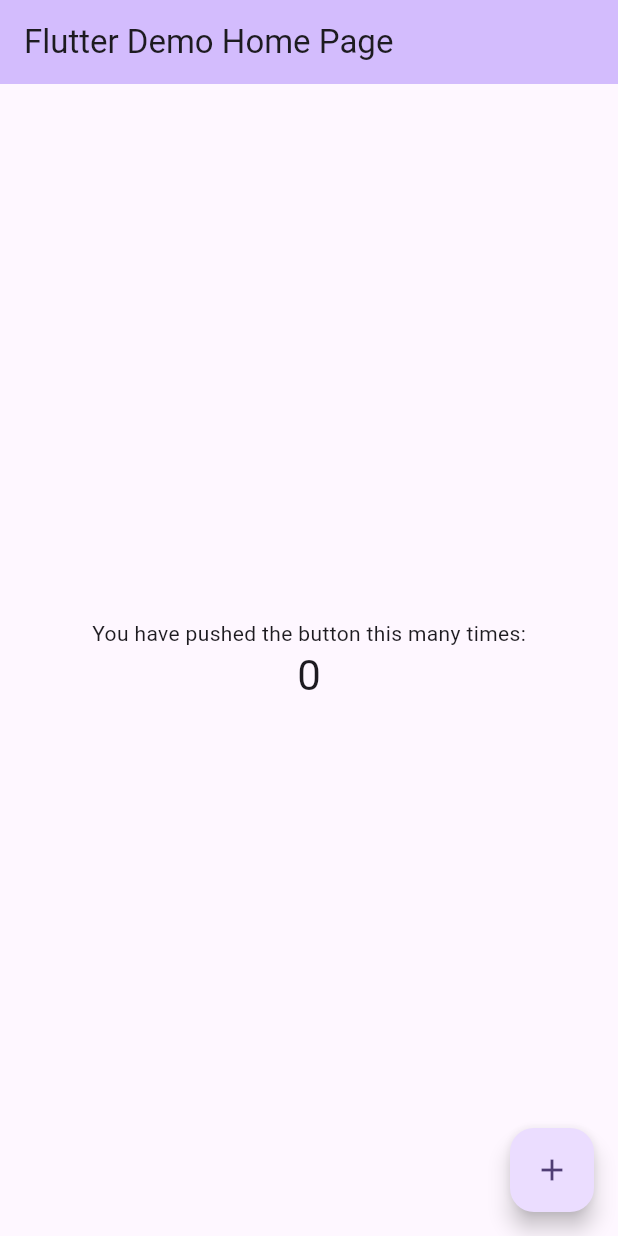
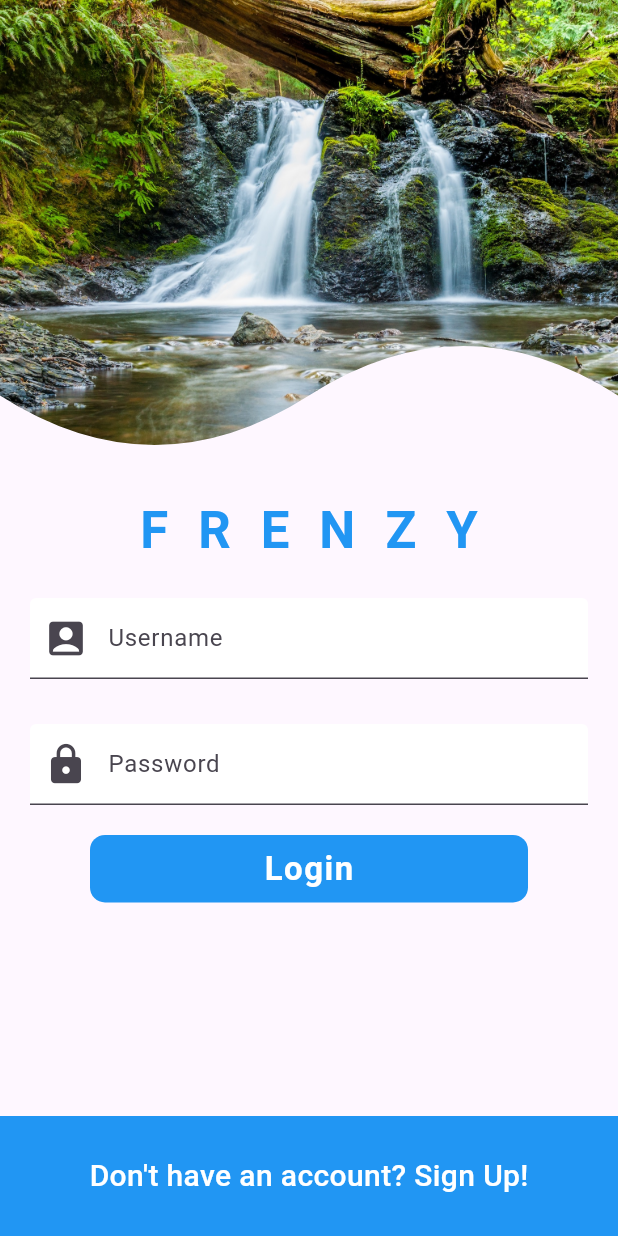
Before and after one commit to SujalLama/flutter-social-app, a Flutter app: the screen it shows after launch, on a phone screen of 412 x 824 dp. Run offline on Flutter 3.47's test engine with Material 2 defaults, Android fonts, the phone set to English and light mode, and no system bars.

Commit message:
login screen complete

```diff
--- a/lib/main.dart
+++ b/lib/main.dart
@@ -1,4 +1,6 @@
 import 'package:flutter/material.dart';
+import 'package:social_app/screens/home_screen.dart';
+import 'package:social_app/screens/login_screen.dart';
 
 void main() {
   runApp(const MyApp());
@@ -11,115 +13,13 @@ class MyApp extends StatelessWidget {
   @override
   Widget build(BuildContext context) {
     return MaterialApp(
-      title: 'Flutter Demo',
+      title: 'Social Media app',
+      debugShowCheckedModeBanner: false,
       theme: ThemeData(
-        // This is the theme of your application.
-        //
-        // TRY THIS: Try running your application with "flutter run". You'll see
-        // the application has a blue toolbar. Then, without quitting the app,
-        // try changing the seedColor in the colorScheme below to Colors.green
-        // and then invoke "hot reload" (save your changes or press the "hot
-        // reload" button in a Flutter-supported IDE, or press "r" if you used
-        // the command line to start the app).
-        //
-        // Notice that the counter didn't reset back to zero; the application
-        // state is not lost during the reload. To reset the state, use hot
-        // restart instead.
-        //
-        // This works for code too, not just values: Most code changes can be
-        // tested with just a hot reload.
-        colorScheme: ColorScheme.fromSeed(seedColor: Colors.deepPurple),
+        primaryColor: Colors.blue,
         useMaterial3: true,
       ),
-      home: const MyHomePage(title: 'Flutter Demo Home Page'),
+      home: LoginScreen(),
     );
   }
 }
-
-class MyHomePage extends StatefulWidget {
-  const MyHomePage({super.key, required this.title});
-
-  // This widget is the home page of your application. It is stateful, meaning
-  // that it has a State object (defined below) that contains fields that affect
-  // how it looks.
-
-  // This class is the configuration for the state. It holds the values (in this
-  // case the title) provided by the parent (in this case the App widget) and
-  // used by the build method of the State. Fields in a Widget subclass are
-  // always marked "final".
-
-  final String title;
-
-  @override
-  State<MyHomePage> createState() => _MyHomePageState();
-}
-
-class _MyHomePageState extends State<MyHomePage> {
-  int _counter = 0;
-
-  void _incrementCounter() {
-    setState(() {
-      // This call to setState tells the Flutter framework that something has
-      // changed in this State, which causes it to rerun the build method below
-      // so that the display can reflect the updated values. If we changed
-      // _counter without calling setState(), then the build method would not be
-      // called again, and so nothing would appear to happen.
-      _counter++;
-    });
-  }
-
-  @override
-  Widget build(BuildContext context) {
-    // This method is rerun every time setState is called, for instance as done
-    // by the _incrementCounter method above.
-    //
-    // The Flutter framework has been optimized to make rerunning build methods
-    // fast, so that you can just rebuild anything that needs updating rather
-    // than having to individually change instances of widgets.
-    return Scaffold(
-      appBar: AppBar(
-        // TRY THIS: Try changing the color here to a specific color (to
-        // Colors.amber, perhaps?) and trigger a hot reload to see the AppBar
-        // change color while the other colors stay the same.
-        backgroundColor: Theme.of(context).colorScheme.inversePrimary,
-        // Here we take the value from the MyHomePage object that was created by
-        // the App.build method, and use it to set our appbar title.
-        title: Text(widget.title),
-      ),
-      body: Center(
-        // Center is a layout widget. It takes a single child and positions it
-        // in the middle of the parent.
-        child: Column(
-          // Column is also a layout widget. It takes a list of children and
-          // arranges them vertically. By default, it sizes itself to fit its
-          // children horizontally, and tries to be as tall as its parent.
-          //
-          // Column has various properties to control how it sizes itself and
-          // how it positions its children. Here we use mainAxisAlignment to
-          // center the children vertically; the main axis here is the vertical
-          // axis because Columns are vertical (the cross axis would be
-          // horizontal).
-          //
-          // TRY THIS: Invoke "debug painting" (choose the "Toggle Debug Paint"
-          // action in the IDE, or press "p" in the console), to see the
-          // wireframe for each widget.
-          mainAxisAlignment: MainAxisAlignment.center,
-          children: <Widget>[
-            const Text(
-              'You have pushed the button this many times:',
-            ),
-            Text(
-              '$_counter',
-              style: Theme.of(context).textTheme.headlineMedium,
-            ),
-          ],
-        ),
-      ),
-      floatingActionButton: FloatingActionButton(
-        onPressed: _incrementCounter,
-        tooltip: 'Increment',
-        child: const Icon(Icons.add),
-      ), // This trailing comma makes auto-formatting nicer for build methods.
-    );
-  }
-}
--- /dev/null
+++ b/lib/screens/home_screen.dart
@@ -0,0 +1,23 @@
+import 'package:flutter/material.dart';
+
+class HomeScreen extends StatefulWidget {
+  const HomeScreen({super.key});
+
+  @override
+  State<HomeScreen> createState() => _HomeScreenState();
+}
+
+class _HomeScreenState extends State<HomeScreen> {
+  @override
+  Widget build(BuildContext context) {
+    return Scaffold(
+      appBar: AppBar(
+        centerTitle: true,
+        title: Icon(
+          Icons.abc_sharp,
+          size: 40,
+        ),
+      ),
+    );
+  }
+}
--- /dev/null
+++ b/lib/screens/login_screen.dart
@@ -0,0 +1,141 @@
+import 'package:flutter/material.dart';
+import 'package:social_app/screens/home_screen.dart';
+import 'package:social_app/widgets/curve_clipper.dart';
+
+class LoginScreen extends StatefulWidget {
+  const LoginScreen({super.key});
+
+  @override
+  State<LoginScreen> createState() => _LoginScreenState();
+}
+
+class _LoginScreenState extends State<LoginScreen> {
+  @override
+  Widget build(BuildContext context) {
+    return Scaffold(
+      body: SingleChildScrollView(
+        child: Container(
+            height: MediaQuery.of(context).size.height,
+            child: Column(
+              children: [
+                ClipPath(
+                  clipper: CurveClipper(),
+                  child: Image(
+                    image: AssetImage('assets/images/login_background.jpg'),
+                    height: MediaQuery.of(context).size.height / 2.5,
+                    width: double.infinity,
+                    fit: BoxFit.cover,
+                  ),
+                ),
+                Text(
+                  'FRENZY',
+                  style: TextStyle(
+                    color: Theme.of(context).primaryColor,
+                    fontSize: 34.0,
+                    fontWeight: FontWeight.bold,
+                    letterSpacing: 20.0,
+                  ),
+                ),
+                SizedBox(
+                  height: 10.0,
+                ),
+                Padding(
+                  padding: const EdgeInsets.symmetric(
+                    horizontal: 20.0,
+                    vertical: 10.0,
+                  ),
+                  child: TextField(
+                    decoration: InputDecoration(
+                        contentPadding: EdgeInsets.symmetric(
+                          vertical: 15.0,
+                        ),
+                        fillColor: Colors.white,
+                        filled: true,
+                        prefixIcon: Icon(
+                          Icons.account_box,
+                          size: 30.0,
+                        ),
+                        hintText: 'Username'),
+                  ),
+                ),
+                SizedBox(
+                  height: 10.0,
+                ),
+                Padding(
+                  padding: const EdgeInsets.symmetric(
+                    horizontal: 20.0,
+                    vertical: 10.0,
+                  ),
+                  child: TextField(
+                    decoration: InputDecoration(
+                      contentPadding: EdgeInsets.symmetric(
+                        vertical: 15.0,
+                      ),
+                      fillColor: Colors.white,
+                      filled: true,
+                      prefixIcon: Icon(
+                        Icons.lock,
+                        size: 30.0,
+                      ),
+                      hintText: 'Password',
+                    ),
+                    obscureText: true,
+                  ),
+                ),
+                SizedBox(
+                  height: 10.0,
+                ),
+                GestureDetector(
+                  onTap: () => Navigator.pushReplacement(
+                      context,
+                      MaterialPageRoute(
+                        builder: (_) => HomeScreen(),
+                      )),
+                  child: Container(
+                    alignment: Alignment.center,
+                    margin: EdgeInsets.symmetric(
+                      horizontal: 60.0,
+                    ),
+                    height: 45.0,
+                    decoration: BoxDecoration(
+                      borderRadius: BorderRadius.circular(10.0),
+                      color: Theme.of(context).primaryColor,
+                    ),
+                    child: Text(
+                      'Login',
+                      style: TextStyle(
+                        color: Colors.white,
+                        fontSize: 22.0,
+                        fontWeight: FontWeight.w600,
+                        letterSpacing: 1.0,
+                      ),
+                    ),
+                  ),
+                ),
+                Expanded(
+                  child: Align(
+                    alignment: FractionalOffset.bottomCenter,
+                    child: GestureDetector(
+                      onTap: () {},
+                      child: Container(
+                        height: 80.0,
+                        alignment: Alignment.center,
+                        color: Theme.of(context).primaryColor,
+                        child: Text(
+                          'Don\'t have an account? Sign Up!',
+                          style: TextStyle(
+                            color: Colors.white,
+                            fontSize: 20.0,
+                            fontWeight: FontWeight.w500,
+                          ),
+                        ),
+                      ),
+                    ),
+                  ),
+                )
+              ],
+            )),
+      ),
+    );
+  }
+}
--- /dev/null
+++ b/lib/widgets/curve_clipper.dart
@@ -0,0 +1,37 @@
+import 'package:flutter/material.dart';
+
+class CurveClipper extends CustomClipper<Path> {
+  @override
+  Path getClip(Size size) {
+    Path path = Path();
+    path.lineTo(0, 4 * size.height / 5);
+    Offset curvePoint1 = Offset(size.width / 4, size.height);
+    Offset centerPoint = Offset(size.width / 2, 4 * size.height / 5);
+
+    path.quadraticBezierTo(
+      curvePoint1.dx,
+      curvePoint1.dy,
+      centerPoint.dx,
+      centerPoint.dy,
+    );
+
+    Offset curvePoint2 = Offset(3 * size.width / 4, 3 * size.height / 5);
+    Offset endPoint = Offset(size.width, 4 * size.height / 5);
+
+    path.quadraticBezierTo(
+      curvePoint2.dx,
+      curvePoint2.dy,
+      endPoint.dx,
+      endPoint.dy,
+    );
+
+    path.lineTo(size.width, 0);
+    path.close();
+    return path;
+  }
+
+  @override
+  bool shouldReclip(covariant CustomClipper<Path> oldClipper) {
+    return false;
+  }
+}
```
